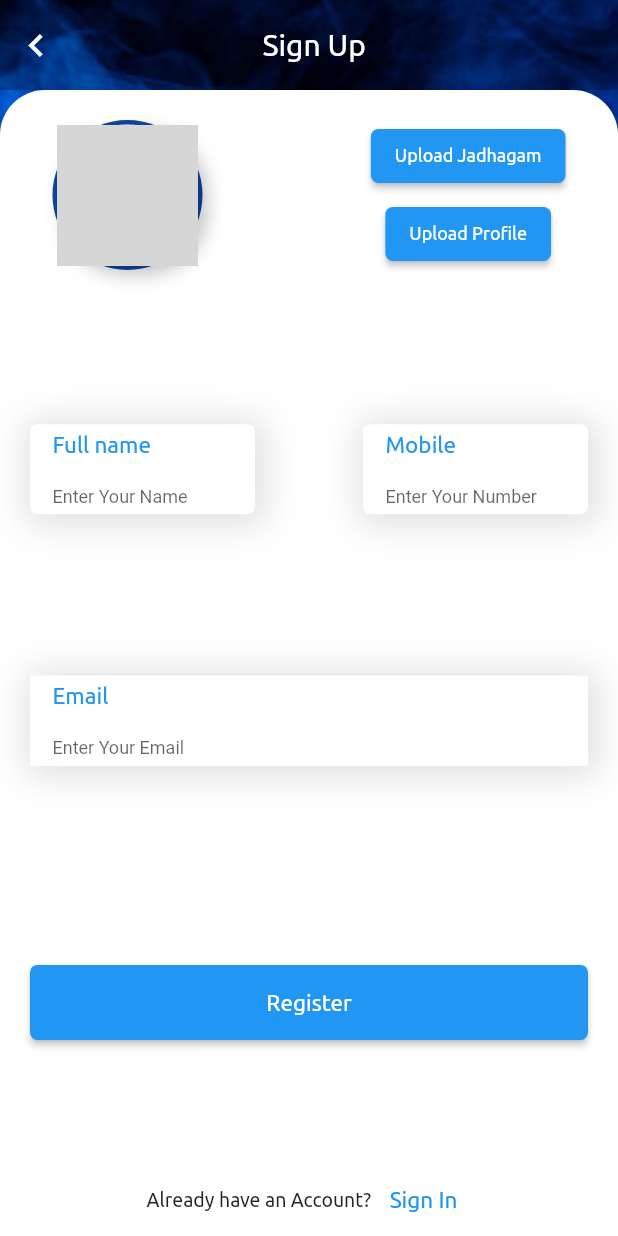
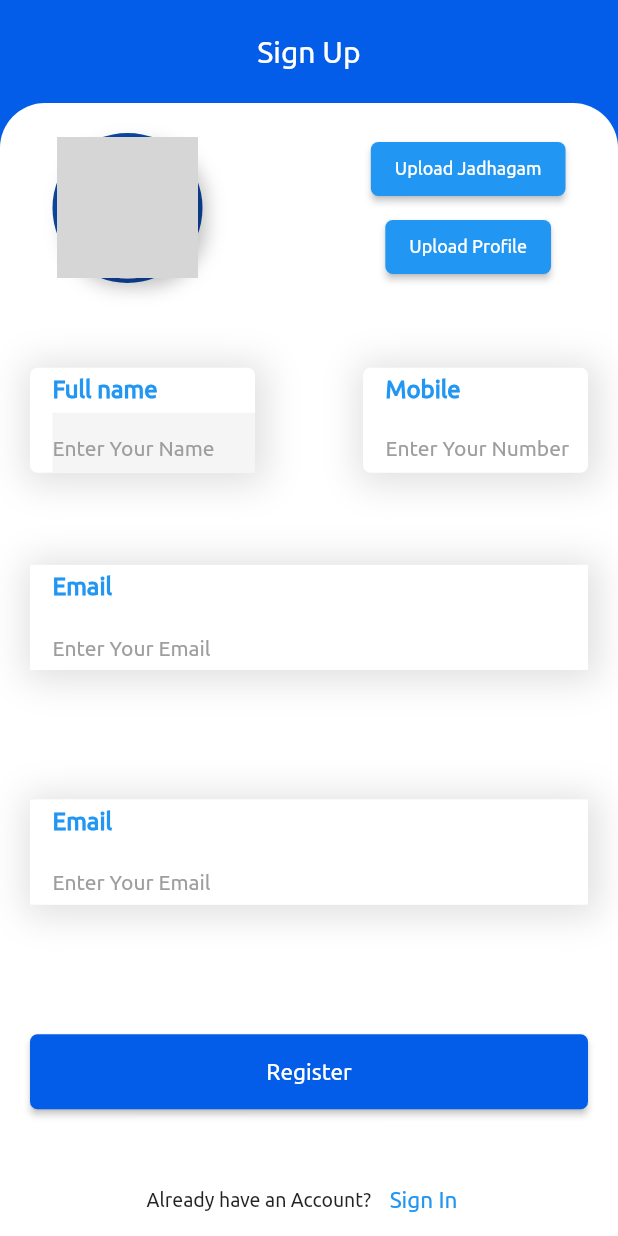
Before and after one commit to oceanacademypuducherry/astrology, a Flutter app: the Register screen opened directly, on a phone screen of 412 x 824 dp. Run offline on Flutter 3.47's test engine with Material 2 defaults, Android fonts, the phone set to English and light mode, and no system bars; our stand-ins replace better_player, carousel_slider, cloud_firestore, country_code_picker, email_validator, file_picker and 13 more; missing offline and left inert: auto_orientation, razorpay_flutter, syncfusion_flutter_pdfviewer; accounts and stored records are empty; network calls fail; project files that could hold a hidden picture were left out; grey boxes are pictures that could not be loaded.

Commit message:
updated register

```diff
--- a/lib/main.dart
+++ b/lib/main.dart
@@ -69,7 +69,7 @@ class _MyAppState extends State<MyApp> {
         resizeToAvoidBottomInset: false,
         body: _forumContreller.userSession.value.isNotEmpty
             ? BottomNavigation()
-            : Login(),
+            : BottomNavigation(),
       ),
     );
   }
--- a/lib/screens/SubscribeVideo.dart
+++ b/lib/screens/SubscribeVideo.dart
@@ -72,10 +72,9 @@ class SubscribeVideoScreen extends StatelessWidget {
                 child: Column(
                   mainAxisAlignment: MainAxisAlignment.center,
                   children: [
-                    Expanded(
-                      child: Container(
+                    Container(
                       margin: EdgeInsets.symmetric(vertical: 10),
-                        width: 250,
+                      width: 270,
                       child: ElevatedButton(
                         onPressed: () {
                           Get.to(() => PaidVedios(),
@@ -84,6 +83,8 @@ class SubscribeVideoScreen extends StatelessWidget {
                               curve: Curves.easeInToLinear,
                               duration: Duration(milliseconds: 600));
                         },
+                        child: Padding(
+                          padding: const EdgeInsets.all(8.0),
                           child: Column(
                             mainAxisAlignment: MainAxisAlignment.center,
                             children: [
@@ -110,8 +111,8 @@ class SubscribeVideoScreen extends StatelessWidget {
                         ),
                       ),
                     ),
-                    Expanded(
-                      child: Container(
+                    Container(
+                      margin: EdgeInsets.all(15),
                       child: Text(
                         "YouTube Premium is a paid membership, available in certain countries, that gives you an ad-free, "
                         "feature-rich (offline viewing), and enhanced experience across many of Google's video and music services, "
@@ -125,7 +126,6 @@ class SubscribeVideoScreen extends StatelessWidget {
                         ),
                       ),
                     ),
-                    ),
                   ],
                 ),
               ),
--- a/lib/screens/registerscreen.dart
+++ b/lib/screens/registerscreen.dart
@@ -6,6 +6,7 @@ import 'package:astrology_app/services/storage_service.dart';
 import 'package:astrology_app/widgets/BottomNavigation.dart';
 import 'package:cloud_firestore/cloud_firestore.dart';
 import 'package:email_validator/email_validator.dart';
+import 'package:flutter/cupertino.dart';
 // import 'package:file_picker/file_picker.dart';
 import 'package:flutter/material.dart';
 import 'package:flutter/services.dart';
@@ -71,7 +72,12 @@ class _RegisterState extends State<Register> {
         errorStyle: TextStyle(color: Colors.redAccent, fontSize: 12),
         border: InputBorder.none,
         hintText: 'Enter Your Email',
-          hintStyle: TextStyle(fontSize: 12)
+        hintStyle: TextStyle(
+          fontWeight: FontWeight.normal,
+          fontFamily: 'Ubuntu',
+          fontSize: 14,
+          color: Colors.grey,
+        ),
         // labelText: 'Email',
       ),
       controller: emailController,
@@ -83,11 +89,17 @@ class _RegisterState extends State<Register> {
 
   Widget _buildName() {
     return TextFormField(
+      style: TextStyle(
+        fontWeight: FontWeight.normal,
+        fontFamily: 'Ubuntu',
+        fontSize: 14,
+        color: Colors.black54,
+      ),
       // ignore: deprecated_member_use
       autovalidate: validation,
       inputFormatters: <TextInputFormatter>[
         FilteringTextInputFormatter.allow(RegExp(r"[a-zA-Z]+|\s")),
-        LengthLimitingTextInputFormatter(40),
+        LengthLimitingTextInputFormatter(30),
       ],
       // autovalidate: _autoValidate,
       validator: (value) {
@@ -100,10 +112,60 @@ class _RegisterState extends State<Register> {
       },
       decoration: const InputDecoration(
         // prefixIcon: Icon(Icons.drive_file_rename_outline),
+        contentPadding: EdgeInsets.zero,
         errorStyle: TextStyle(color: Colors.redAccent, fontSize: 12),
         border: InputBorder.none,
         hintText: 'Enter Your Name',
-          hintStyle: TextStyle(fontSize: 12)
+        hintStyle: TextStyle(
+          fontWeight: FontWeight.normal,
+          fontFamily: 'Ubuntu',
+          fontSize: 14,
+          color: Colors.grey,
+        ),
+        // labelText: 'Name',
+      ),
+      controller: nameController,
+      onChanged: (value) {
+        fullname = value;
+      },
+    );
+  }
+
+  Widget _buildPlace() {
+    return TextFormField(
+      style: TextStyle(
+        fontWeight: FontWeight.normal,
+        fontFamily: 'Ubuntu',
+        fontSize: 14,
+        color: Colors.black54,
+      ),
+      // ignore: deprecated_member_use
+      autovalidate: validation,
+      inputFormatters: <TextInputFormatter>[
+        FilteringTextInputFormatter.allow(RegExp(r"[a-zA-Z]+|\s")),
+        LengthLimitingTextInputFormatter(30),
+      ],
+      // autovalidate: _autoValidate,
+      validator: (value) {
+        if (value!.isEmpty) {
+          return 'name is required';
+        } else if (value.length < 3) {
+          return 'character should be morethan 2';
+        }
+        return null;
+      },
+      decoration: const InputDecoration(
+        // prefixIcon: Icon(Icons.drive_file_rename_outline),
+        contentPadding: EdgeInsets.zero,
+        errorStyle: TextStyle(color: Colors.redAccent, fontSize: 12),
+        border: InputBorder.none,
+        hintText: 'Enter Your Name',
+        hintStyle: TextStyle(
+          fontWeight: FontWeight.normal,
+          fontFamily: 'Ubuntu',
+          fontSize: 14,
+          color: Colors.grey,
+        ),
         // labelText: 'Name',
       ),
       controller: nameController,
@@ -115,6 +177,12 @@ class _RegisterState extends State<Register> {
 
   Widget _buildphonenumber() {
     return TextFormField(
+      style: TextStyle(
+        fontWeight: FontWeight.normal,
+        fontFamily: 'Ubuntu',
+        fontSize: 14,
+        color: Colors.black54,
+      ),
       // ignore: deprecated_member_use
       autovalidate: validation,
       inputFormatters: <TextInputFormatter>[
@@ -136,7 +204,12 @@ class _RegisterState extends State<Register> {
         errorStyle: TextStyle(color: Colors.redAccent, fontSize: 12),
         border: InputBorder.none,
         hintText: 'Enter Your Number',
-          hintStyle: TextStyle(fontSize: 12)
+        hintStyle: TextStyle(
+          fontWeight: FontWeight.normal,
+          fontFamily: 'Ubuntu',
+          fontSize: 14,
+          color: Colors.grey,
+        ),
         // labelText: 'Number',
       ),
       controller: phoneNumberController,
@@ -148,6 +221,7 @@ class _RegisterState extends State<Register> {
 
   @override
   Widget build(BuildContext context) {
+    var m = MediaQuery.of(context).size.width / 6;
     print(widget.userNumber);
     // final fileName = file != null ? basename(file!.path) : 'No File Selected';
 
@@ -155,31 +229,17 @@ class _RegisterState extends State<Register> {
       child: Scaffold(
         body: Container(
           decoration: const BoxDecoration(
-            image: DecorationImage(
-                image: AssetImage("images/background_image.png"),
-                fit: BoxFit.cover,
-                alignment: Alignment.center),
+            color: Color(0xff045de9),
           ),
           width: double.infinity,
           height: double.infinity,
-          child: Column(
+          child: ListView(
+            reverse: true,
             children: [
               Container(
-                color: Colors.black26,
-                height: 60,
-                child: Row(
-                  children: [
-                    IconButton(
-                      onPressed: () {},
-                      icon: const Icon(
-                        Icons.keyboard_arrow_left,
-                        color: Colors.white,
-                        size: 30,
-                      ),
-                    ),
-                    const Spacer(),
-                    const SizedBox(
-                      width: 110,
+                alignment: Alignment.center,
+                height: m,
+                width: MediaQuery.of(context).size.width,
                 child: Text(
                   "Sign Up",
                   style: TextStyle(
@@ -190,14 +250,9 @@ class _RegisterState extends State<Register> {
                   ),
                 ),
               ),
-                    const Spacer(),
-                  ],
-                ),
-              ),
-              Expanded(
-                child: Container(
+              Container(
                   width: double.infinity,
-                    height: double.infinity,
+                  height: MediaQuery.of(context).size.height - m,
                   decoration: const BoxDecoration(
                     color: Colors.white,
                     borderRadius: BorderRadius.only(
@@ -209,6 +264,7 @@ class _RegisterState extends State<Register> {
                   child: Column(
                     mainAxisAlignment: MainAxisAlignment.spaceBetween,
                     children: [
+                      ///circle avatar
                       Container(
                         margin: const EdgeInsets.symmetric(
                             vertical: 20, horizontal: 35),
@@ -225,8 +281,8 @@ class _RegisterState extends State<Register> {
                                 maxRadius: 50,
                                 child: Container(
                                   decoration: const BoxDecoration(
-                                        borderRadius: BorderRadius.all(
-                                            Radius.circular(40)),
+                                      borderRadius:
+                                          BorderRadius.all(Radius.circular(40)),
                                       boxShadow: [
                                         BoxShadow(
                                           color: Colors.black26,
@@ -291,6 +347,8 @@ class _RegisterState extends State<Register> {
                           ],
                         ),
                       ),
+
+                      ///Textfield
                       Container(
                         margin: const EdgeInsets.symmetric(horizontal: 20),
                         child: Row(
@@ -312,10 +370,9 @@ class _RegisterState extends State<Register> {
                                       ),
                                     ),
                                   ]),
-                                padding:
-                                    const EdgeInsets.only(left: 15, top: 5),
+                              padding: const EdgeInsets.only(left: 15, top: 5),
                               width: 150,
-                                height: 60,
+                              height: 70,
                               child: Column(
                                 mainAxisAlignment:
                                     MainAxisAlignment.spaceBetween,
@@ -326,13 +383,15 @@ class _RegisterState extends State<Register> {
                                       'Full name',
                                       style: TextStyle(
                                         fontFamily: 'Ubuntu',
-                                          fontSize: 15,
+                                        fontSize: 16,
+                                        fontWeight: FontWeight.bold,
                                         color: Colors.blue,
                                       ),
                                     ),
                                   ),
                                   Container(
-                                      height: 30,
+                                    color: Colors.grey.shade100,
+                                    height: 40,
                                     // color: Colors.pinkAccent,
                                     child: _buildName(),
                                   ),
@@ -340,8 +399,7 @@ class _RegisterState extends State<Register> {
                               ),
                             ),
                             Container(
-                                padding:
-                                    const EdgeInsets.only(left: 15, top: 5),
+                              padding: const EdgeInsets.only(left: 15, top: 5),
                               decoration: const BoxDecoration(
                                   color: Colors.white,
                                   borderRadius:
@@ -358,7 +416,7 @@ class _RegisterState extends State<Register> {
                                     ),
                                   ]),
                               width: 150,
-                                height: 60,
+                              height: 70,
                               child: Column(
                                 mainAxisAlignment:
                                     MainAxisAlignment.spaceBetween,
@@ -369,7 +427,8 @@ class _RegisterState extends State<Register> {
                                       'Mobile',
                                       style: TextStyle(
                                         fontFamily: 'Ubuntu',
-                                          fontSize: 15,
+                                        fontSize: 16,
+                                        fontWeight: FontWeight.bold,
                                         color: Colors.blue,
                                       ),
                                     ),
@@ -390,8 +449,7 @@ class _RegisterState extends State<Register> {
                             horizontal: 20, vertical: 25),
                         decoration: const BoxDecoration(
                             color: Colors.white,
-                              borderRadius:
-                                  BorderRadius.all(Radius.circular(5)),
+                            borderRadius: BorderRadius.all(Radius.circular(5)),
                             boxShadow: [
                               BoxShadow(
                                 color: Colors.black12,
@@ -406,10 +464,9 @@ class _RegisterState extends State<Register> {
                         child: Column(
                           children: [
                             Container(
-                                padding:
-                                    const EdgeInsets.only(left: 15, top: 5),
+                              padding: const EdgeInsets.only(left: 15, top: 5),
                               color: Colors.white,
-                                height: 60,
+                              height: 70,
                               child: Column(
                                 mainAxisAlignment:
                                     MainAxisAlignment.spaceBetween,
@@ -420,7 +477,8 @@ class _RegisterState extends State<Register> {
                                       'Email',
                                       style: TextStyle(
                                         fontFamily: 'Ubuntu',
-                                          fontSize: 15,
+                                        fontSize: 16,
+                                        fontWeight: FontWeight.bold,
                                         color: Colors.blue,
                                       ),
                                     ),
@@ -436,6 +494,58 @@ class _RegisterState extends State<Register> {
                           ],
                         ),
                       ),
+                      Container(
+                        margin: const EdgeInsets.symmetric(
+                            horizontal: 20, vertical: 25),
+                        decoration: const BoxDecoration(
+                            color: Colors.white,
+                            borderRadius: BorderRadius.all(Radius.circular(5)),
+                            boxShadow: [
+                              BoxShadow(
+                                color: Colors.black12,
+                                blurRadius: 20,
+                                spreadRadius: 5,
+                                offset: Offset(
+                                  2.0,
+                                  2.0,
+                                ),
+                              ),
+                            ]),
+                        child: Column(
+                          children: [
+                            Container(
+                              padding: const EdgeInsets.only(left: 15, top: 5),
+                              color: Colors.white,
+                              height: 70,
+                              child: Column(
+                                mainAxisAlignment:
+                                    MainAxisAlignment.spaceBetween,
+                                children: [
+                                  Container(
+                                    alignment: Alignment.centerLeft,
+                                    child: const Text(
+                                      'Email',
+                                      style: TextStyle(
+                                        fontFamily: 'Ubuntu',
+                                        fontSize: 16,
+                                        fontWeight: FontWeight.bold,
+                                        color: Colors.blue,
+                                      ),
+                                    ),
+                                  ),
+                                  Container(
+                                    height: 30,
+                                    // color: Colors.pinkAccent,
+                                    child: _buildEmail(),
+                                  ),
+                                ],
+                              ),
+                            ),
+                          ],
+                        ),
+                      ),
+
+                      ///Register button
                       Container(
                         width: double.infinity,
                         height: 50,
@@ -463,7 +573,7 @@ class _RegisterState extends State<Register> {
                             shape: RoundedRectangleBorder(
                                 borderRadius: BorderRadius.circular(5)),
                             elevation: 2,
-                              primary: Colors.blue,
+                            primary: Color(0xff045de9),
                             onPrimary: Colors.white,
                             textStyle: const TextStyle(
                               fontFamily: 'Ubuntu',
@@ -504,8 +614,7 @@ class _RegisterState extends State<Register> {
                       )
                     ],
                   )),
-              ),
-            ],
+            ].reversed.toList(),
           ),
         ),
       ),
```
Also changed, not shown: 1 other file. Lines whose indentation alone changed are shown as unchanged.
